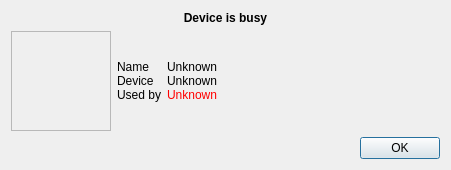
yanuarakhid/vokoscreen, file audio/QvkAlsaBusyDialog.ui: the form before one commit.
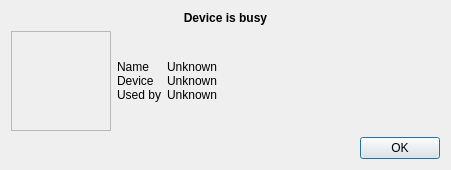
The form after the commit. Icons and pictures are not drawn.

```diff
--- a/audio/QvkAlsaBusyDialog.ui
+++ b/audio/QvkAlsaBusyDialog.ui
@@ -161,7 +161,7 @@
        <item row="2" column="1">
         <widget class="QLabel" name="label_UsedBy_Value">
          <property name="text">
-          <string>&lt;html&gt;&lt;head/&gt;&lt;body&gt;&lt;p&gt;&lt;span style=&quot; color:#ff0000;&quot;&gt;Unknown&lt;/span&gt;&lt;/p&gt;&lt;/body&gt;&lt;/html&gt;</string>
+          <string>Unknown</string>
          </property>
          <property name="margin">
           <number>6</number>
```
